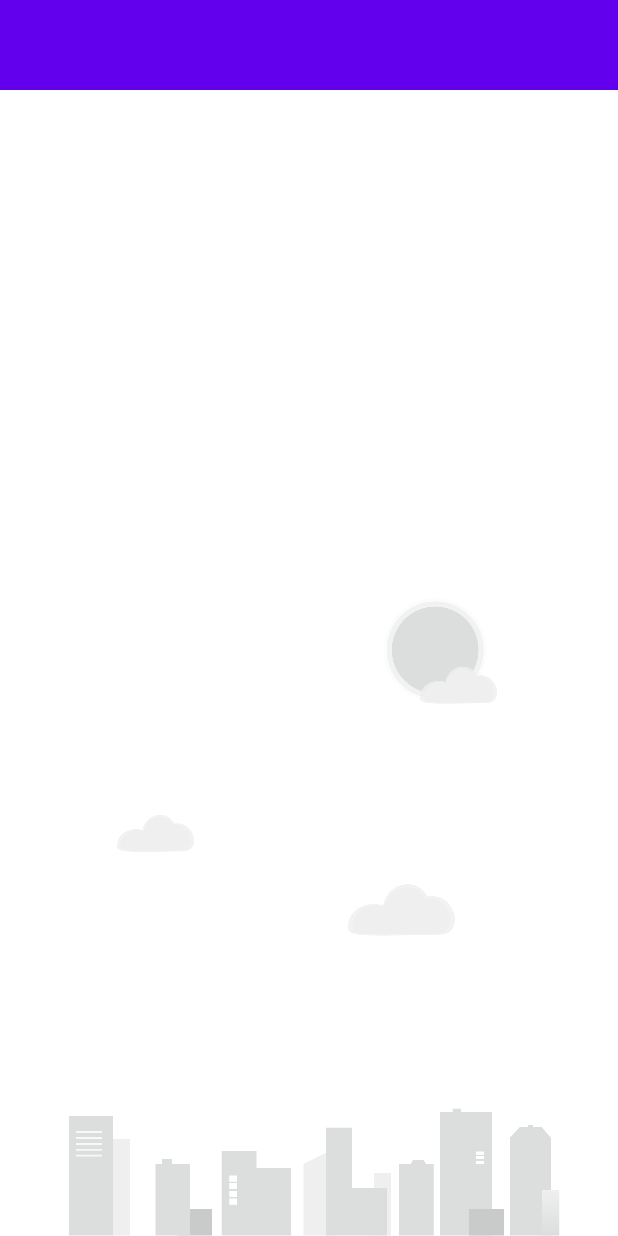
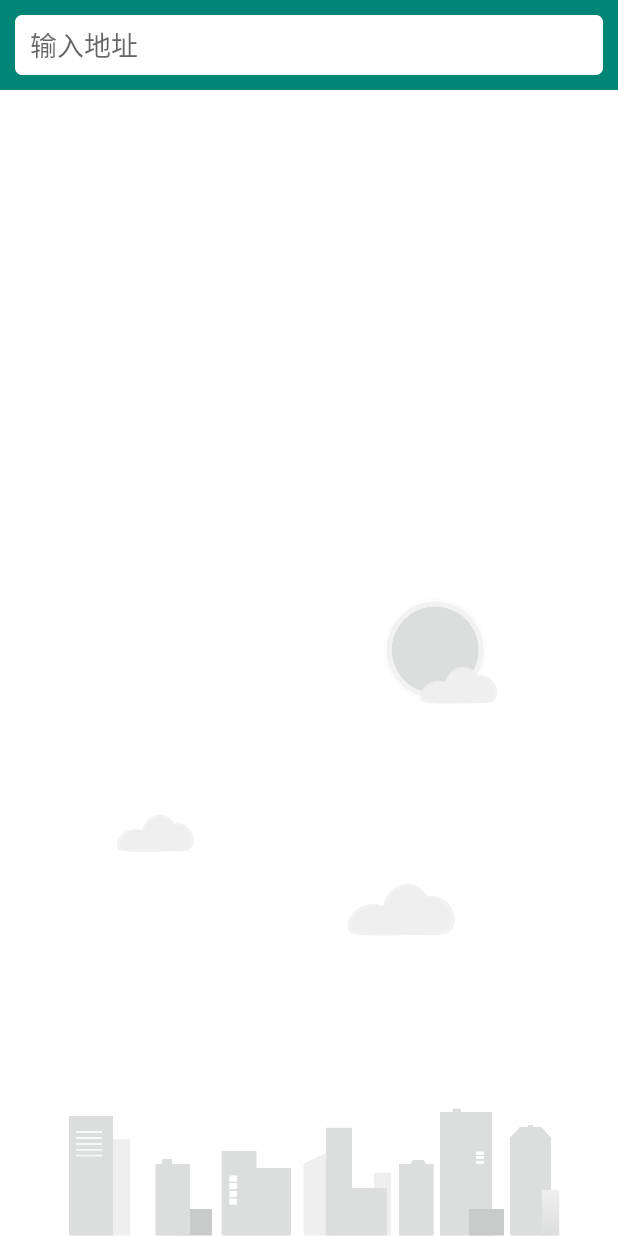
Before and after one commit to zitimmai/SunnyWeather, an Android app: the layout fragment_place.xml on its own in the app's theme, with its tools: preview values and no code run, on a phone screen of 412 x 824 dp. Run offline under Robolectric (Android 15) with nearby library versions, the phone set to English and light mode, and no system bars.

Commit message:
2021-04-05 Modify.

```diff
--- a/app/src/main/AndroidManifest.xml
+++ b/app/src/main/AndroidManifest.xml
@@ -1,6 +1,7 @@
 <?xml version="1.0" encoding="utf-8"?>
 <manifest xmlns:android="http://schemas.android.com/apk/res/android"
     package="com.sunnyweather.android">
+    <uses-permission android:name="android.permission.INTERNET"/>
 
     <application
         android:name=".SunnyWeatherApplication"
--- a/app/src/main/res/layout/fragment_place.xml
+++ b/app/src/main/res/layout/fragment_place.xml
@@ -15,6 +15,27 @@
         android:id="@+id/actionBarLayout"
         android:layout_width="match_parent"
         android:layout_height="60dp"
-        android:background="@color/design_default_color_primary"/>
+        android:background="@color/colorPrimary">
+
+        <EditText
+            android:id="@+id/searchPlaceEdit"
+            android:layout_width="match_parent"
+            android:layout_height="40dp"
+            android:layout_gravity="center_vertical"
+            android:layout_marginStart="10dp"
+            android:layout_marginEnd="10dp"
+            android:paddingStart="10dp"
+            android:paddingEnd="10dp"
+            android:hint="输入地址"
+            android:background="@drawable/search_bg"/>
+
+    </FrameLayout>
+
+    <androidx.recyclerview.widget.RecyclerView
+        android:id="@+id/recyclerView"
+        android:layout_width="match_parent"
+        android:layout_height="match_parent"
+        android:layout_below="@id/actionBarLayout"
+        android:visibility="gone"/>
 
 </RelativeLayout>
```
Also changed, not shown: app/src/main/java/com/sunnyweather/android/ui/place/PlaceAdapter.kt (added, +33 -0 lines), app/src/main/java/com/sunnyweather/android/ui/place/PlaceFragment.kt (added, +63 -0 lines), app/src/main/res/layout/activity_main.xml (+8 -13 lines), app/src/main/res/layout/place_item.xml (added, +34 -0 lines).
